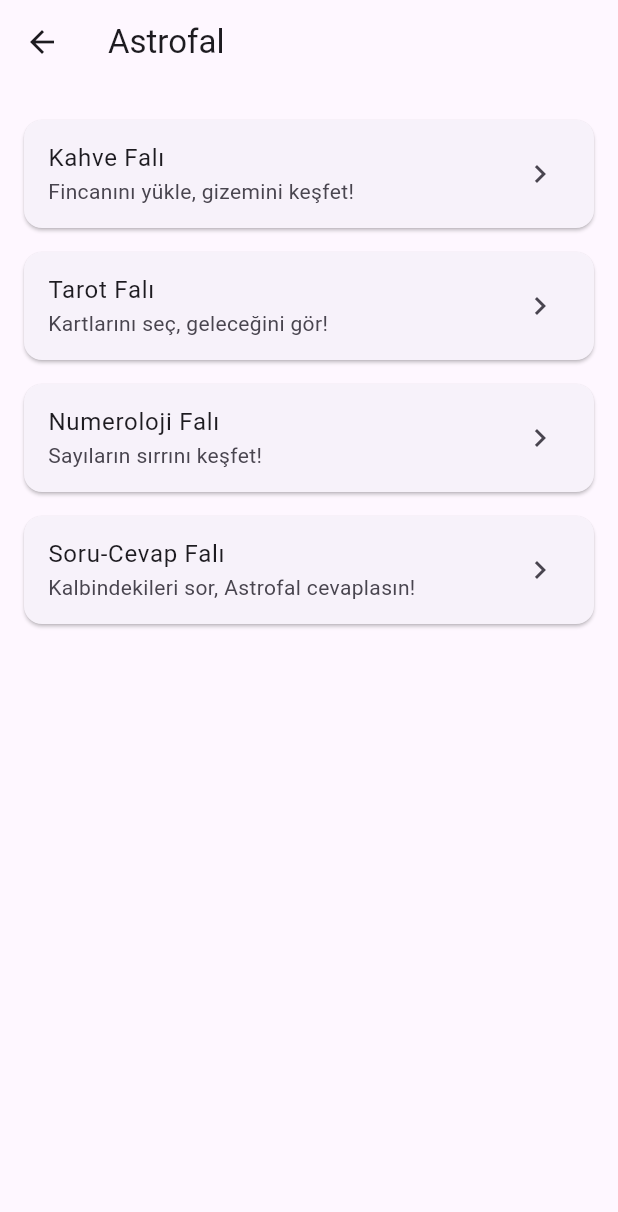
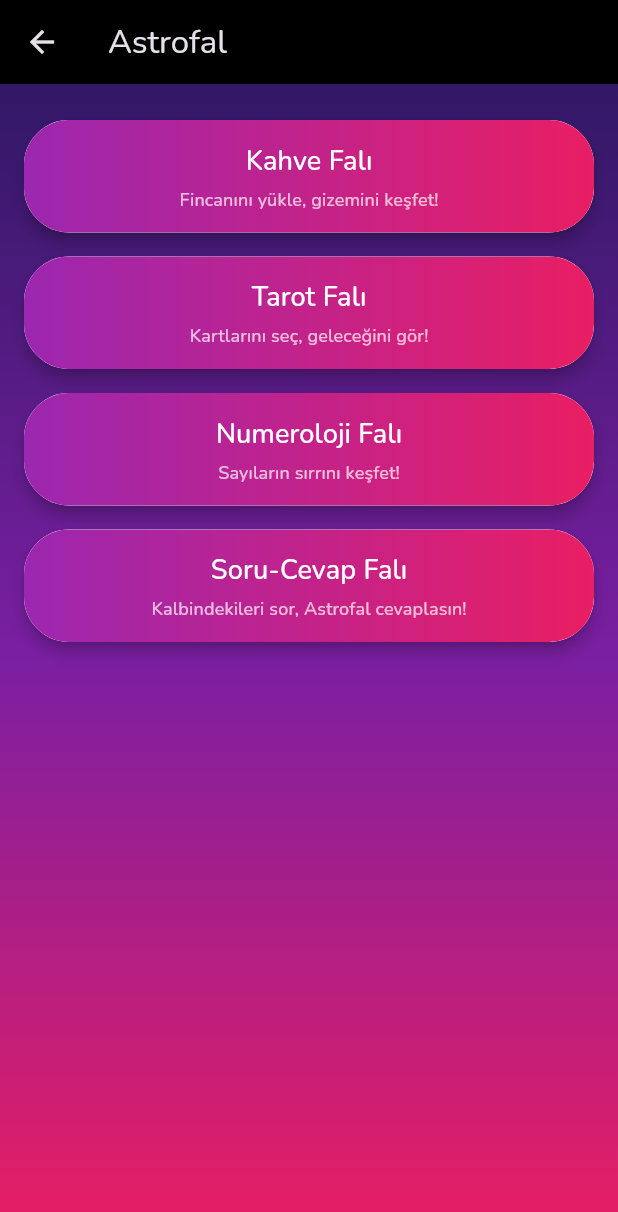
Before and after one commit to Crimp35/Astrofal, a Flutter app: the screen it shows after launch, after a tap on "Giriş yap", on a phone screen of 412 x 824 dp. Shown: the top 1212 px of the screen. Run offline on Flutter 3.47's test engine with Material 3 defaults, Android fonts, the phone set to English and light mode, and no system bars; our stand-ins replace google_fonts.

Commit message:
Add mystical dark theme and gradient UI

```diff
--- a/lib/main.dart
+++ b/lib/main.dart
@@ -1,6 +1,7 @@
 import 'package:flutter/material.dart';
 import 'screens/home_screen.dart';
 import 'screens/login_screen.dart';
+import 'package:google_fonts/google_fonts.dart';
 
 void main() {
   runApp(const AstrofalApp());
@@ -11,10 +12,28 @@ class AstrofalApp extends StatelessWidget {
 
   @override
   Widget build(BuildContext context) {
+    final base = ThemeData.dark();
     return MaterialApp(
       title: 'Astrofal',
-      theme: ThemeData(
-        primarySwatch: Colors.purple,
+      theme: base.copyWith(
+        primaryColor: Colors.purple,
+        scaffoldBackgroundColor: Colors.black,
+        textTheme: GoogleFonts.nunitoTextTheme(base.textTheme).apply(bodyColor: Colors.white),
+        elevatedButtonTheme: ElevatedButtonThemeData(
+          style: ElevatedButton.styleFrom(
+            shape: RoundedRectangleBorder(
+              borderRadius: BorderRadius.circular(30),
+              side: const BorderSide(color: Colors.white),
+            ),
+            padding: const EdgeInsets.symmetric(vertical: 14, horizontal: 24),
+            backgroundColor: Colors.deepPurpleAccent,
+            elevation: 4,
+          ),
+        ),
+        appBarTheme: const AppBarTheme(
+          backgroundColor: Colors.black,
+          elevation: 0,
+        ),
       ),
       home: const LoginScreen(),
     );
--- a/lib/screens/home_screen.dart
+++ b/lib/screens/home_screen.dart
@@ -1,4 +1,6 @@
 import 'package:flutter/material.dart';
+import '../widgets/gradient_background.dart';
+import '../widgets/gradient_button.dart';
 import 'coffee_fortune_screen.dart';
 import 'tarot_fortune_screen.dart';
 import 'numerology_fortune_screen.dart';
@@ -13,9 +15,10 @@ class HomeScreen extends StatelessWidget {
       appBar: AppBar(
         title: const Text('Astrofal'),
       ),
-      body: ListView(
-        padding: const EdgeInsets.all(16),
-        children: [
+      body: GradientBackground(
+        child: ListView(
+          padding: const EdgeInsets.all(16),
+          children: [
           _buildFortuneButton(
             context,
             title: 'Kahve Falı',
@@ -49,21 +52,30 @@ class HomeScreen extends StatelessWidget {
       {required String title,
       required String subtitle,
       required Widget screen}) {
-    return Card(
-      margin: const EdgeInsets.symmetric(vertical: 8),
-      shape: RoundedRectangleBorder(
-        borderRadius: BorderRadius.circular(12),
-      ),
-      child: ListTile(
-        title: Text(title),
-        subtitle: Text(subtitle),
-        trailing: const Icon(Icons.chevron_right),
-        onTap: () {
-          Navigator.of(context).push(
-            MaterialPageRoute(builder: (context) => screen),
-          );
+    return Padding(
+      padding: const EdgeInsets.symmetric(vertical: 8),
+      child: GradientButton(
+        child: Column(
+          mainAxisSize: MainAxisSize.min,
+          children: [
+            Text(title, style: const TextStyle(color: Colors.white, fontSize: 18)),
+            const SizedBox(height: 4),
+            Text(subtitle, style: const TextStyle(color: Colors.white70, fontSize: 12)),
+          ],
+        ),
+        onPressed: () {
+          Navigator.of(context).push(_createRoute(screen));
         },
       ),
     );
   }
 }
+
+Route _createRoute(Widget page) {
+  return PageRouteBuilder(
+    pageBuilder: (_, __, ___) => page,
+    transitionsBuilder: (_, animation, __, child) {
+      return FadeTransition(opacity: animation, child: child);
+    },
+  );
+}
--- a/lib/screens/login_screen.dart
+++ b/lib/screens/login_screen.dart
@@ -1,6 +1,8 @@
 import 'dart:io';
 import 'package:flutter/material.dart';
 import '../widgets/disclaimer.dart';
+import '../widgets/gradient_background.dart';
+import '../widgets/gradient_button.dart';
 import 'home_screen.dart';
 
 class LoginScreen extends StatelessWidget {
@@ -10,6 +12,7 @@ class LoginScreen extends StatelessWidget {
   Widget build(BuildContext context) {
     return Scaffold(
       body: SafeArea(
+        child: GradientBackground(
           child: Center(
             child: SingleChildScrollView(
               padding: const EdgeInsets.all(24),
@@ -18,53 +21,44 @@ class LoginScreen extends StatelessWidget {
                 children: [
                   Column(
                     children: const [
-                    Icon(Icons.stars, size: 80, color: Colors.purple),
+                      Icon(Icons.stars, size: 80, color: Colors.pinkAccent),
                       SizedBox(height: 8),
                       Text(
                         'Astrofal',
-                      style: TextStyle(fontSize: 32, fontWeight: FontWeight.bold),
+                        style: TextStyle(
+                          fontSize: 32,
+                          fontWeight: FontWeight.bold,
+                          color: Colors.white,
+                        ),
                       ),
                     ],
                   ),
                 const SizedBox(height: 40),
-                ElevatedButton(
+                GradientButton(
+                  label: 'Giriş yap',
                   onPressed: () {
-                    Navigator.of(context).push(
-                      MaterialPageRoute(builder: (context) => const HomeScreen()),
-                    );
+                    Navigator.of(context).push(_createRoute(const HomeScreen()));
                   },
-                  child: const Text('Giriş yap'),
                 ),
                 const SizedBox(height: 8),
-                ElevatedButton(
+                GradientButton(
+                  label: 'Misafir girişi',
                   onPressed: () {
-                    Navigator.of(context).push(
-                      MaterialPageRoute(builder: (context) => const HomeScreen()),
-                    );
+                    Navigator.of(context).push(_createRoute(const HomeScreen()));
                   },
-                  child: const Text('Misafir girişi'),
                 ),
                 const Padding(
                   padding: EdgeInsets.symmetric(vertical: 16),
                   child: Divider(),
                 ),
-                ElevatedButton(
-                  onPressed: () {},
-                  child: const Text('E-posta ile kayıt ol'),
-                ),
+                GradientButton(label: 'E-posta ile kayıt ol', onPressed: () {}),
                 if (Platform.isAndroid) ...[
                   const SizedBox(height: 8),
-                  ElevatedButton(
-                    onPressed: () {},
-                    child: const Text('Gmail ile kayıt ol'),
-                  ),
+                  GradientButton(label: 'Gmail ile kayıt ol', onPressed: () {}),
                 ],
                 if (Platform.isIOS) ...[
                   const SizedBox(height: 8),
-                  ElevatedButton(
-                    onPressed: () {},
-                    child: const Text('iCloud ile kayıt ol'),
-                  ),
+                  GradientButton(label: 'iCloud ile kayıt ol', onPressed: () {}),
                 ],
                 const SizedBox(height: 24),
                 const Disclaimer(),
@@ -76,3 +70,12 @@ class LoginScreen extends StatelessWidget {
     );
   }
 }
+
+Route _createRoute(Widget page) {
+  return PageRouteBuilder(
+    pageBuilder: (_, __, ___) => page,
+    transitionsBuilder: (_, animation, __, child) {
+      return FadeTransition(opacity: animation, child: child);
+    },
+  );
+}
--- /dev/null
+++ b/lib/widgets/gradient_background.dart
@@ -0,0 +1,20 @@
+import 'package:flutter/material.dart';
+
+class GradientBackground extends StatelessWidget {
+  final Widget child;
+  const GradientBackground({Key? key, required this.child}) : super(key: key);
+
+  @override
+  Widget build(BuildContext context) {
+    return Container(
+      decoration: const BoxDecoration(
+        gradient: LinearGradient(
+          begin: Alignment.topCenter,
+          end: Alignment.bottomCenter,
+          colors: [Color(0xFF311866), Color(0xFF7b1fa2), Color(0xFFe91e63)],
+        ),
+      ),
+      child: child,
+    );
+  }
+}
--- /dev/null
+++ b/lib/widgets/gradient_button.dart
@@ -0,0 +1,38 @@
+import 'package:flutter/material.dart';
+
+class GradientButton extends StatelessWidget {
+  final String? label;
+  final Widget? child;
+  final VoidCallback onPressed;
+  const GradientButton({Key? key, this.label, this.child, required this.onPressed}) : super(key: key);
+
+  @override
+  Widget build(BuildContext context) {
+    return ElevatedButton(
+      onPressed: onPressed,
+      style: ElevatedButton.styleFrom(
+        padding: EdgeInsets.zero,
+        shape: RoundedRectangleBorder(
+          borderRadius: BorderRadius.circular(30),
+          side: const BorderSide(color: Colors.white),
+        ),
+        elevation: 4,
+        backgroundColor: Colors.transparent,
+        shadowColor: Colors.black,
+      ),
+      child: Ink(
+        decoration: const BoxDecoration(
+          gradient: LinearGradient(
+            colors: [Color(0xFF9c27b0), Color(0xFFe91e63)],
+          ),
+          borderRadius: BorderRadius.all(Radius.circular(30)),
+        ),
+        child: Container(
+          padding: const EdgeInsets.symmetric(vertical: 14, horizontal: 24),
+          alignment: Alignment.center,
+          child: child ?? Text(label ?? '', style: const TextStyle(color: Colors.white)),
+        ),
+      ),
+    );
+  }
+}
--- a/pubspec.yaml
+++ b/pubspec.yaml
@@ -11,6 +11,7 @@ dependencies:
   firebase_auth: ^1.0.0
   cloud_firestore: ^1.0.0
   google_sign_in: ^5.0.0
+  google_fonts: ^2.1.0
 
 flutter:
   uses-material-design: true
```
Lines whose indentation alone changed are shown as unchanged.
